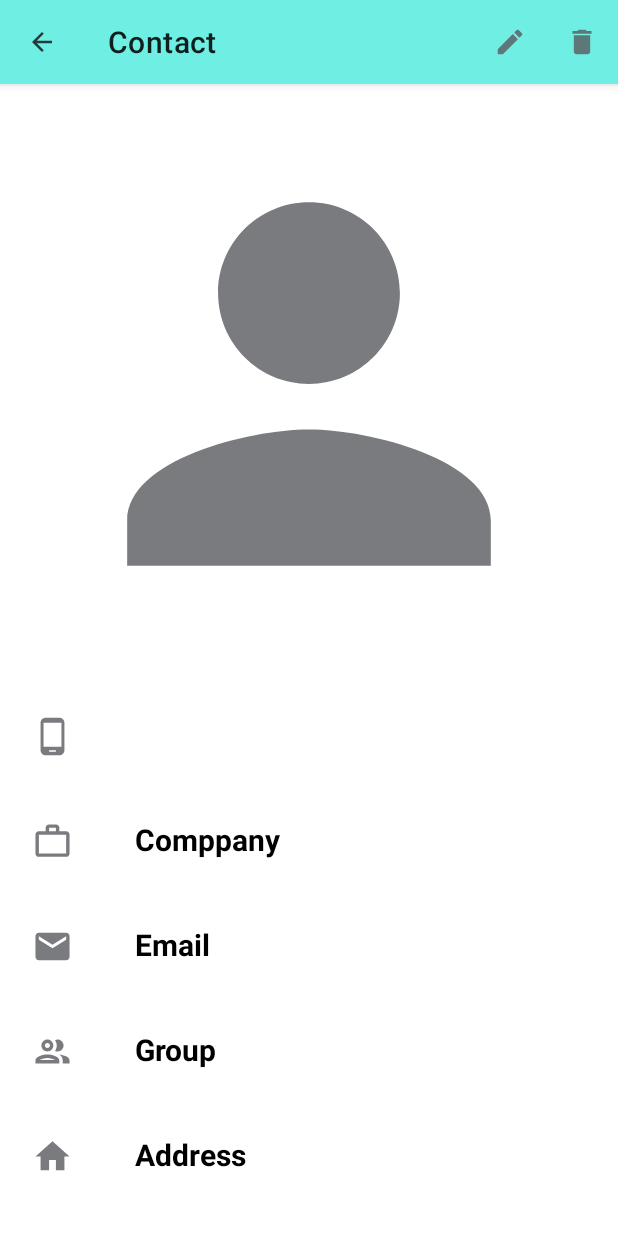
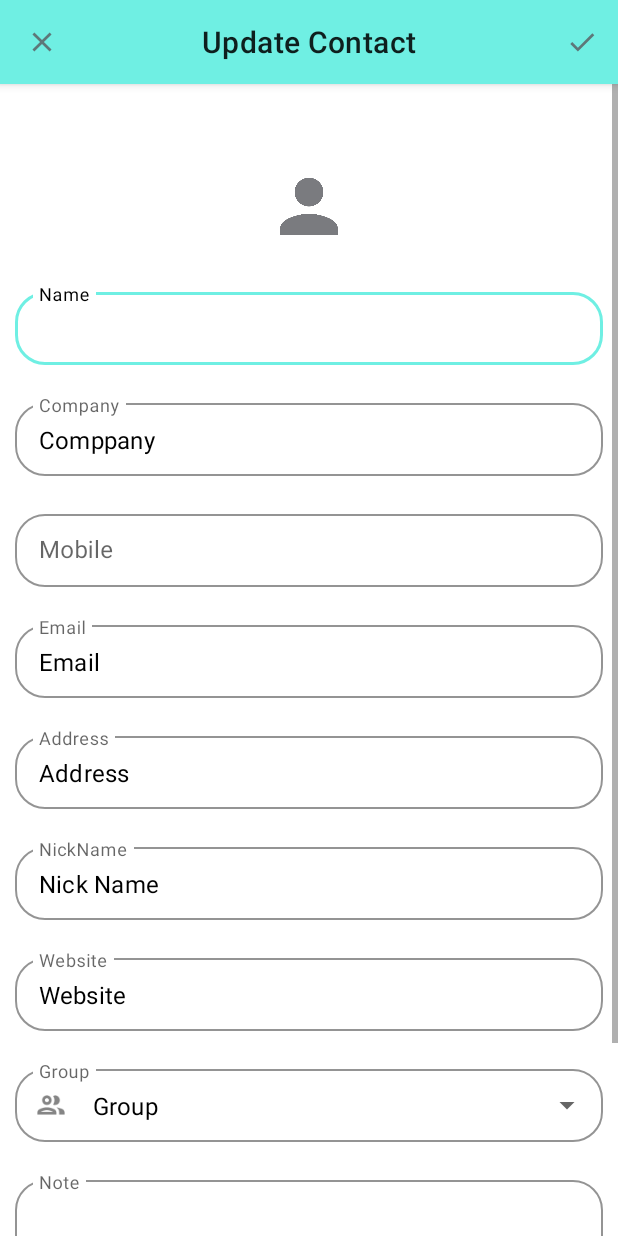
Before and after one commit to Deevesh17/Contact, an Android app: the ContactDataActivity screen opened directly, with no data from a screen before it, after a tap on "Edit", on a phone screen of 412 x 824 dp. Run offline under Robolectric (Android 15) with nearby library versions, the phone set to English and light mode, and no system bars.

Commit message:
Update event

```diff
--- a/app/src/main/AndroidManifest.xml
+++ b/app/src/main/AndroidManifest.xml
@@ -11,7 +11,8 @@
         android:roundIcon="@mipmap/ic_launcher_round"
         android:supportsRtl="true"
         android:theme="@style/Theme.Contact">
-        <activity android:name=".CreateContactActivity"></activity>
+        <activity android:name=".UpdateActivity"></activity>
+        <activity android:name=".CreateContactActivity" />
         <activity android:name=".ContactDataActivity" />
         <activity android:name=".MainActivity">
             <intent-filter>
--- a/app/src/main/java/com/example/contact/ContactDataActivity.kt
+++ b/app/src/main/java/com/example/contact/ContactDataActivity.kt
@@ -1,17 +1,23 @@
 package com.example.contact
 
+import android.content.Intent
+import android.graphics.Bitmap
 import android.graphics.BitmapFactory
+import android.net.Uri
 import androidx.appcompat.app.AppCompatActivity
 import android.os.Bundle
+import android.provider.MediaStore
 import android.util.Base64
 import android.view.Menu
 import android.view.MenuItem
 import android.widget.Toast
 import com.example.contact.model.DBHelper
+import com.google.android.material.dialog.MaterialAlertDialogBuilder
 import kotlinx.android.synthetic.main.activity_actionbar.*
 import kotlinx.android.synthetic.main.activity_contact_data.*
 import kotlinx.android.synthetic.main.activity_create_contact.*
 import kotlinx.android.synthetic.main.fieldtext.view.*
+import java.io.ByteArrayOutputStream
 
 class ContactDataActivity : AppCompatActivity() {
     val contactDb = DBHelper(this)
@@ -59,10 +65,33 @@ class ContactDataActivity : AppCompatActivity() {
     override fun onOptionsItemSelected(item: MenuItem): Boolean {
         when(item.itemId){
             R.id.delete ->{
-                val result : Boolean? =  contactDb.deletedata(mobilenumber.text.toString())
-                if(result == true ){
-                    onBackPressed()
-                }
+                MaterialAlertDialogBuilder(this)
+                    .setTitle("Delete Contact")
+                    .setMessage("Delete the contact info of ${personname.text} from this device?")
+                    .setNeutralButton("Cancel") { dialog, which ->
+                    }
+                    .setPositiveButton("Delete") { dialog, which ->
+                        val result : Boolean? =  contactDb.deletedata(mobilenumber.text.toString())
+                        if(result == true ){
+                            onBackPressed()
+                        }
+                    }
+                    .show()
+
+            }
+            R.id.edit -> {
+                var intent : Intent = Intent(this,UpdateActivity::class.java)
+                intent.putExtra("personName",personname.text)
+                intent.putExtra("personNumber",mobilenumber.text)
+                intent.putExtra("company",companyName.text)
+                intent.putExtra("email",emaildata.text)
+                intent.putExtra("notes",Notes.text)
+                intent.putExtra("group",groupName.text)
+                intent.putExtra("address",addressview.text)
+                intent.putExtra("website",web.text)
+                intent.putExtra("nickname",nickName.text)
+
+                startActivity(intent)
             }
         }
         return true
--- /dev/null
+++ b/app/src/main/java/com/example/contact/UpdateActivity.kt
@@ -0,0 +1,59 @@
+package com.example.contact
+
+import android.graphics.BitmapFactory
+import androidx.appcompat.app.AppCompatActivity
+import android.os.Bundle
+import android.util.Base64
+import android.view.Menu
+import android.view.MenuItem
+import android.widget.ArrayAdapter
+import com.example.contact.model.DBHelper
+import kotlinx.android.synthetic.main.activity_create_contact.*
+import kotlinx.android.synthetic.main.activity_update.*
+
+class UpdateActivity : AppCompatActivity() {
+    var mobilenumber :String? = ""
+    val contactDb = DBHelper(this)
+    override fun onCreate(savedInstanceState: Bundle?) {
+        super.onCreate(savedInstanceState)
+        setContentView(R.layout.activity_update)
+        topAppBarUpdate.setNavigationOnClickListener {
+            onBackPressed()
+        }
+        topAppBarUpdate.setOnMenuItemClickListener {
+            onOptionsItemSelected(it)
+        }
+        person_Name.setText(intent.getStringExtra("personName"))
+        person_umber.setText(intent.getStringExtra("personNumber"))
+        mobilenumber = intent.getStringExtra("personNumber")
+        company_name.setText(intent.getStringExtra("company"))
+        emailid.setText(intent.getStringExtra("email"))
+        noteup.setText(intent.getStringExtra("notes"))
+        groupup.setText(intent.getStringExtra("group"))
+        addressUp.setText(intent.getStringExtra("address"))
+        site.setText(intent.getStringExtra("website"))
+        nick.setText(intent.getStringExtra("nickname"))
+    }
+    override fun onResume() {
+        super.onResume()
+        val group = resources.getStringArray(R.array.group)
+        val groupadapter = ArrayAdapter(this,R.layout.dropdown,group)
+        groupup.setAdapter(groupadapter)
+    }
+    override fun onCreateOptionsMenu(menu: Menu?): Boolean {
+        menuInflater.inflate(R.menu.menudata,menu)
+        return true
+    }
+    override fun onOptionsItemSelected(item: MenuItem): Boolean {
+        when(item.itemId){
+            R.id.save ->{
+                var result : Boolean? = contactDb.updateuserdata(person_Name.text.toString(),person_umber.text.toString(),company_name.text.toString(),
+                    emailid.text.toString(),groupup.text.toString(),addressUp.text.toString(),nick.text.toString(),site.text.toString(),noteup.text.toString(),mobilenumber)
+                if(result == true){
+                    onBackPressed()
+                }
+            }
+        }
+        return true
+    }
+}
--- a/app/src/main/res/layout/activity_contact_data.xml
+++ b/app/src/main/res/layout/activity_contact_data.xml
@@ -13,14 +13,13 @@
 
         <com.google.android.material.appbar.MaterialToolbar
             android:id="@+id/topAppBaredit"
+            style="@style/Widget.MaterialComponents.Toolbar.Surface"
             android:layout_width="match_parent"
             android:layout_height="?attr/actionBarSize"
-            app:title="Contact"
             android:background="#6FEFE3"
             app:menu="@menu/editdelete"
             app:navigationIcon="@drawable/ic_action_goback"
-            style="@style/Widget.MaterialComponents.Toolbar.Surface"
-            />
+            app:title="Contact" />
 
     </com.google.android.material.appbar.AppBarLayout>
     <FrameLayout
@@ -33,7 +32,6 @@
             android:layout_width="match_parent"
             android:layout_height="400dp"
             android:id="@+id/personpic"
-
             android:src="@drawable/ic_action_person"/>
 
         <TextView
--- a/app/src/main/res/layout/activity_create_contact.xml
+++ b/app/src/main/res/layout/activity_update.xml
@@ -4,29 +4,28 @@
     xmlns:tools="http://schemas.android.com/tools"
     android:layout_width="match_parent"
     android:layout_height="match_parent"
-    tools:context=".CreateContactActivity">
+    tools:context=".UpdateActivity">
     <com.google.android.material.appbar.AppBarLayout
         android:layout_width="match_parent"
-        android:id="@+id/createactiobar"
+        android:id="@+id/update"
         android:layout_height="wrap_content">
 
         <com.google.android.material.appbar.MaterialToolbar
-            android:id="@+id/topAppBarCreate"
+            android:id="@+id/topAppBarUpdate"
             style="@style/Widget.MaterialComponents.Toolbar.Surface"
             android:layout_width="match_parent"
             android:layout_height="?attr/actionBarSize"
             android:background="#6FEFE3"
             app:menu="@menu/cretement"
             app:navigationIcon="@drawable/ic_action_cancel"
-            app:title="Create Contact"
+            app:title="Update Contact"
             app:titleCentered="true" />
 
     </com.google.android.material.appbar.AppBarLayout>
-
     <ScrollView
         android:layout_width="match_parent"
         android:layout_height="match_parent"
-        android:layout_below="@+id/createactiobar"
+        android:layout_below="@+id/update"
         android:layout_marginTop="0dp">
 
         <LinearLayout
@@ -36,9 +35,9 @@
             android:orientation="vertical">
 
             <com.google.android.material.imageview.ShapeableImageView
-                android:id="@+id/profileimagecreate"
+                android:id="@+id/picupdate"
                 android:layout_width="65dp"
-                android:layout_height="65dp"
+                android:layout_height="63dp"
                 android:layout_gravity="center_horizontal"
                 android:layout_marginTop="50dp"
                 android:layout_marginBottom="10dp"
@@ -60,7 +59,7 @@
                 app:hintTextColor="@color/black">
 
                 <com.google.android.material.textfield.TextInputEditText
-                    android:id="@+id/personName"
+                    android:id="@+id/person_Name"
                     android:layout_width="match_parent"
                     android:layout_height="wrap_content"
                     android:textColor="@color/black" />
@@ -82,7 +81,7 @@
 
                 <com.google.android.material.textfield.TextInputEditText
                     android:layout_width="match_parent"
-                    android:id="@+id/company"
+                    android:id="@+id/company_name"
                     android:layout_height="wrap_content"
                     android:textColor="@color/black" />
             </com.google.android.material.textfield.TextInputLayout>
@@ -101,7 +100,7 @@
                 app:hintTextColor="@color/black">
 
                 <com.google.android.material.textfield.TextInputEditText
-                    android:id="@+id/personNumber"
+                    android:id="@+id/person_umber"
                     android:layout_width="match_parent"
                     android:layout_height="wrap_content"
                     android:textColor="@color/black" />
@@ -122,7 +121,64 @@
 
                 <com.google.android.material.textfield.TextInputEditText
                     android:layout_width="match_parent"
-                    android:id="@+id/email"
+                    android:id="@+id/emailid"
+                    android:layout_height="wrap_content"
+                    android:textColor="@color/black" />
+            </com.google.android.material.textfield.TextInputLayout>
+            <com.google.android.material.textfield.TextInputLayout
+                style="@style/Widget.MaterialComponents.TextInputLayout.OutlinedBox.Dense"
+                android:layout_width="match_parent"
+                android:layout_height="wrap_content"
+                android:hint="Address"
+                android:padding="10dp"
+                app:boxCornerRadiusBottomEnd="20dp"
+                app:boxCornerRadiusBottomStart="20dp"
+                app:boxCornerRadiusTopEnd="20dp"
+                app:boxCornerRadiusTopStart="20dp"
+                app:boxStrokeColor="#6FEFE3"
+                app:hintTextColor="@color/black">
+
+                <com.google.android.material.textfield.TextInputEditText
+                    android:layout_width="match_parent"
+                    android:id="@+id/addressUp"
+                    android:layout_height="wrap_content"
+                    android:textColor="@color/black" />
+            </com.google.android.material.textfield.TextInputLayout>
+            <com.google.android.material.textfield.TextInputLayout
+                style="@style/Widget.MaterialComponents.TextInputLayout.OutlinedBox.Dense"
+                android:layout_width="match_parent"
+                android:layout_height="wrap_content"
+                android:hint="NickName"
+                android:padding="10dp"
+                app:boxCornerRadiusBottomEnd="20dp"
+                app:boxCornerRadiusBottomStart="20dp"
+                app:boxCornerRadiusTopEnd="20dp"
+                app:boxCornerRadiusTopStart="20dp"
+                app:boxStrokeColor="#6FEFE3"
+                app:hintTextColor="@color/black">
+
+                <com.google.android.material.textfield.TextInputEditText
+                    android:layout_width="match_parent"
+                    android:id="@+id/nick"
+                    android:layout_height="wrap_content"
+                    android:textColor="@color/black" />
+            </com.google.android.material.textfield.TextInputLayout>
+            <com.google.android.material.textfield.TextInputLayout
+                style="@style/Widget.MaterialComponents.TextInputLayout.OutlinedBox.Dense"
+                android:layout_width="match_parent"
+                android:layout_height="wrap_content"
+                android:hint="Website"
+                android:padding="10dp"
+                app:boxCornerRadiusBottomEnd="20dp"
+                app:boxCornerRadiusBottomStart="20dp"
+                app:boxCornerRadiusTopEnd="20dp"
+                app:boxCornerRadiusTopStart="20dp"
+                app:boxStrokeColor="#6FEFE3"
+                app:hintTextColor="@color/black">
+
+                <com.google.android.material.textfield.TextInputEditText
+                    android:layout_width="match_parent"
+                    android:id="@+id/site"
                     android:layout_height="wrap_content"
                     android:textColor="@color/black" />
             </com.google.android.material.textfield.TextInputLayout>
@@ -144,28 +200,33 @@
                 app:startIconDrawable="@drawable/ic_action_group">
 
                 <AutoCompleteTextView
-                    android:id="@+id/selectgroup"
+                    android:id="@+id/groupup"
                     android:layout_width="match_parent"
                     android:layout_height="wrap_content"
                     android:inputType="none"
                     android:textColor="@color/black" />
             </com.google.android.material.textfield.TextInputLayout>
-            <LinearLayout
-                android:id="@+id/dynamicfield"
-                android:orientation="vertical"
+            <com.google.android.material.textfield.TextInputLayout
+                style="@style/Widget.MaterialComponents.TextInputLayout.OutlinedBox.Dense"
                 android:layout_width="match_parent"
-                android:layout_height="wrap_content"/>
+                android:layout_height="wrap_content"
+                android:hint="Note"
+                android:padding="10dp"
+                app:boxCornerRadiusBottomEnd="20dp"
+                app:boxCornerRadiusBottomStart="20dp"
+                app:boxCornerRadiusTopEnd="20dp"
+                app:boxCornerRadiusTopStart="20dp"
+                app:boxStrokeColor="#6FEFE3"
+                app:hintTextColor="@color/black">
 
-            <Button
-                style="@style/Widget.MaterialComponents.Button.OutlinedButton"
-                android:layout_width="wrap_content"
-                android:layout_height="wrap_content"
-                android:padding="10dp"
-                android:text="Add Another Field"
-                android:textColor="@color/black"
-                android:id="@+id/addfield"
-                android:layout_margin="10dp"
-                android:textAllCaps="false" />
+                <com.google.android.material.textfield.TextInputEditText
+                    android:layout_width="match_parent"
+                    android:id="@+id/noteup"
+                    android:padding="80dp"
+                    android:layout_height="wrap_content"
+                    android:textColor="@color/black" />
+            </com.google.android.material.textfield.TextInputLayout>
+
         </LinearLayout>
     </ScrollView>
 
```
Also changed, not shown: app/src/main/java/com/example/contact/model/DBHelper.kt (+21 -0 lines).
